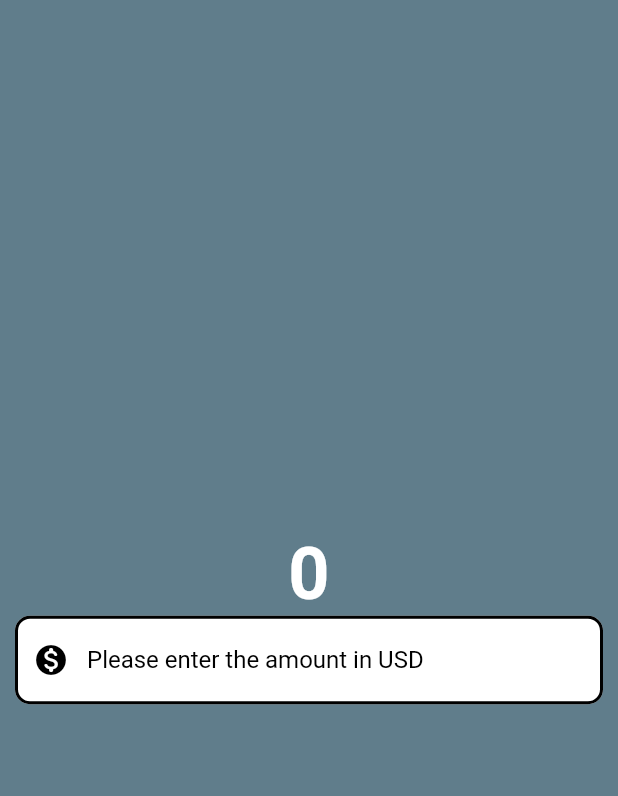
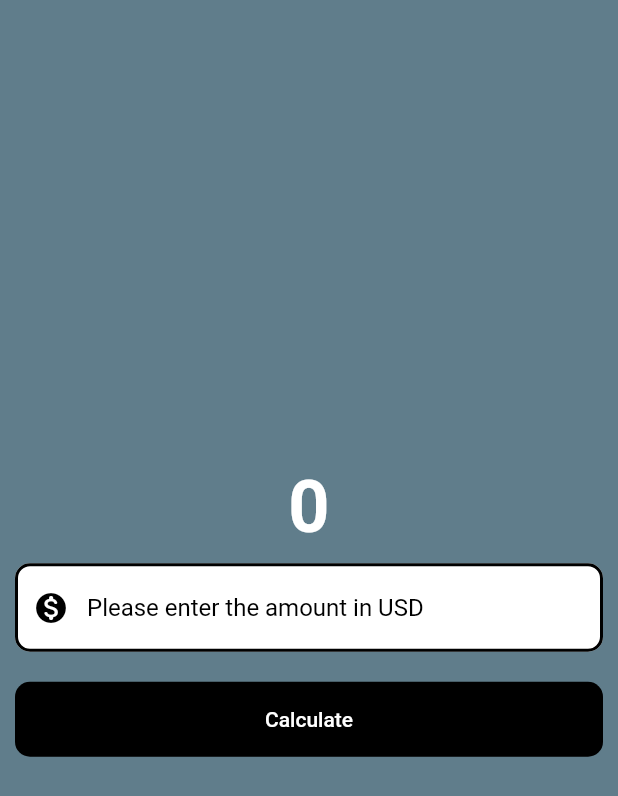
Before and after one commit to tynchtykkg/currency_converter_app, a Flutter app: the screen it shows after launch, on a phone screen of 412 x 824 dp. Shown: the top 796 px of the screen. Run offline on Flutter 3.47's test engine with Material 2 defaults, Android fonts, the phone set to English and light mode, and no system bars.

Commit message:
textbutton widget

```diff
--- a/lib/currency_converter_material_page.dart
+++ b/lib/currency_converter_material_page.dart
@@ -1,3 +1,4 @@
+import 'package:flutter/foundation.dart';
 import 'package:flutter/material.dart';
 
 class CurrencyConverterMaterialPage extends StatelessWidget {
@@ -29,9 +30,7 @@ class CurrencyConverterMaterialPage extends StatelessWidget {
               ),
             ),
             Padding(
-              padding: const EdgeInsets.symmetric(
-                horizontal: 10,
-              ),
+              padding: const EdgeInsets.all(10),
               child: TextField(
                 style: const TextStyle(
                   color: Colors.black,
@@ -53,6 +52,25 @@ class CurrencyConverterMaterialPage extends StatelessWidget {
                 ),
               ),
             ),
+            Padding(
+              padding: const EdgeInsets.all(10),
+              child: TextButton(
+                onPressed: () {
+                  if (kDebugMode) {
+                    print("Button is clicked");
+                  }
+                },
+                style: TextButton.styleFrom(
+                  backgroundColor: Colors.black,
+                  foregroundColor: Colors.white,
+                  minimumSize: const Size(double.infinity, 50),
+                  shape: RoundedRectangleBorder(
+                    borderRadius: BorderRadius.circular(10),
+                  ),
+                ),
+                child: const Text("Calculate"),
+              ),
+            ),
           ],
         ),
       ),
```
